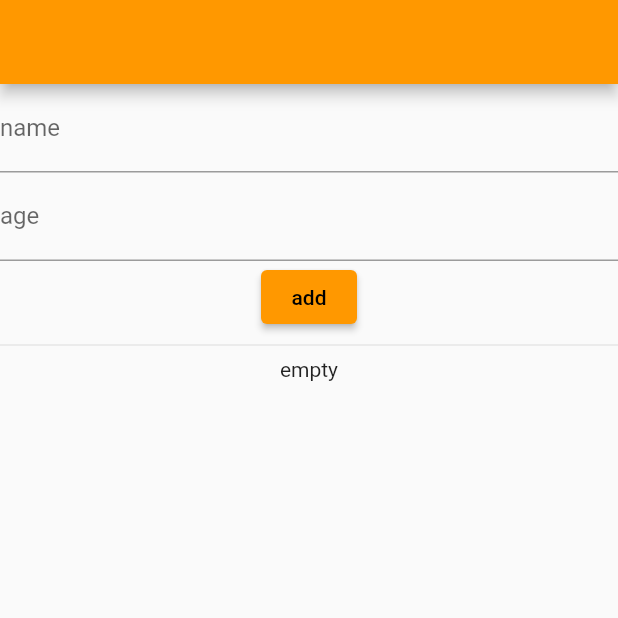
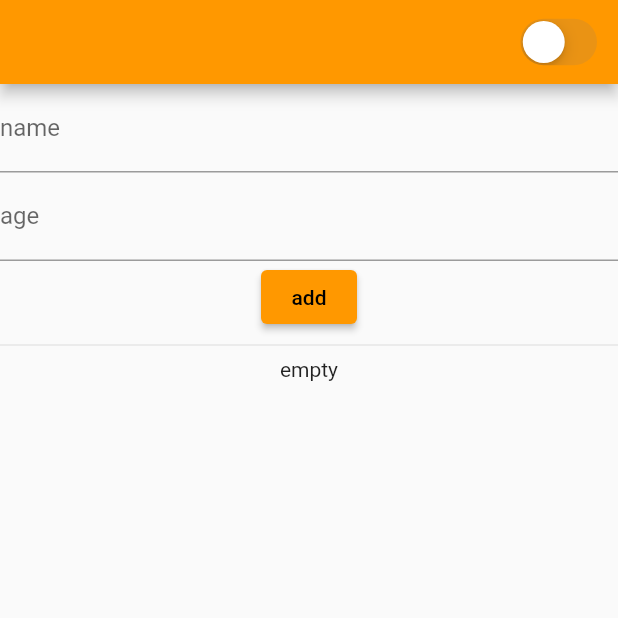
Before and after one commit to jjs1545/flutter_application_study, a Flutter app: the screen it shows after launch, after a tap on "add", on a phone screen of 412 x 824 dp, the top half of it. Run offline on Flutter 3.47's test engine with Material 2 defaults, Android fonts, the phone set to English and light mode, and no system bars; our stand-ins replace hive_flutter, image_picker; accounts and stored records are empty.

Commit message:
Flutter Hive and dark mode

```diff
--- a/lib/main.dart
+++ b/lib/main.dart
@@ -1,8 +1,21 @@
 import 'package:flutter/material.dart';
+import 'package:flutter_application_study/model/inputform.dart';
 import 'package:flutter_application_study/pages/user_list_page.dart';
+import 'package:hive_flutter/hive_flutter.dart';
 
-void main() {
+void main() async {
+  WidgetsFlutterBinding.ensureInitialized();
+  await _initHive();
+
   runApp(const MyApp());
+}
+
+Future<void> _initHive() async {
+  await Hive.initFlutter();
+  Hive.registerAdapter(InputFormAdapter());
+
+  await Hive.openBox('darkModeBox');
+  await Hive.openBox<InputForm>('inputFormBox');
 }
 
 class MyApp extends StatelessWidget {
@@ -10,13 +23,21 @@ class MyApp extends StatelessWidget {
 
   @override
   Widget build(BuildContext context) {
+    return ValueListenableBuilder(
+        valueListenable: Hive.box('darkModeBox').listenable(),
+        builder: (context, box, widget) {
+          final darkMode = box.get('darkMode', defaultValue: false);
+
           return MaterialApp(
-      // title: 'Flutter Demo',
+            title: 'Flutter Demo',
+            themeMode: darkMode ? ThemeMode.dark : ThemeMode.light,
+            darkTheme: ThemeData.dark(),
             theme: ThemeData(
               primarySwatch: Colors.orange,
             ),
             // home: const JusinHomePage(),
             home: const UserListPage(),
           );
+        });
   }
 }
--- a/lib/model/inputform.dart
+++ b/lib/model/inputform.dart
@@ -1,9 +1,16 @@
-class InputForm {
+import 'package:hive_flutter/adapters.dart';
+part 'inputform.g.dart';
+
+@HiveType(typeId: 1)
+class InputForm extends HiveObject {
   InputForm({
     required this.name,
     required this.age,
   });
 
+  @HiveField(0)
   String name;
+
+  @HiveField(1)
   int age;
 }
--- a/lib/pages/user_list_page.dart
+++ b/lib/pages/user_list_page.dart
@@ -1,5 +1,7 @@
+import 'package:flutter/cupertino.dart';
 import 'package:flutter/material.dart';
 import 'package:flutter_application_study/model/inputform.dart';
+import 'package:hive_flutter/hive_flutter.dart';
 
 class UserListPage extends StatefulWidget {
   const UserListPage({super.key});
@@ -8,11 +10,22 @@ class UserListPage extends StatefulWidget {
   State<UserListPage> createState() => _UserListPageState();
 }
 
+bool isDarkMode = false;
+
 class _UserListPageState extends State<UserListPage> {
   TextEditingController nameController = TextEditingController();
   TextEditingController ageController = TextEditingController();
 
-  final users = <InputForm>[];
+  late Box _darkMode;
+  late Box<InputForm> _InputFormbox;
+
+  @override
+  void initState() {
+    // TODO: implement initState
+    super.initState();
+    _darkMode = Hive.box('darkModeBox');
+    _InputFormbox = Hive.box<InputForm>('inputFormBox');
+  }
 
   @override
   void dispose() {
@@ -24,7 +37,22 @@ class _UserListPageState extends State<UserListPage> {
   @override
   Widget build(BuildContext context) {
     return Scaffold(
-      appBar: AppBar(),
+      appBar: AppBar(
+        actions: [
+          CupertinoSwitch(
+            value: isDarkMode,
+            onChanged: (val) {
+              setState(() {
+                isDarkMode = val;
+                _darkMode.put('darkMode', val);
+              });
+            },
+          ),
+          const SizedBox(
+            width: 10,
+          )
+        ],
+      ),
       body: Column(
         children: [
           Column(
@@ -40,32 +68,40 @@ class _UserListPageState extends State<UserListPage> {
               ),
               ElevatedButton(
                 onPressed: () {
-                  setState(() {
-                    users.add(
+                  _InputFormbox.add(
                     InputForm(
                       name: nameController.text,
                       age: int.parse(ageController.text),
                     ),
                   );
-                  });
                 },
                 child: const Text('add'),
               ),
             ],
           ),
           const Divider(),
-          Expanded(
+          ValueListenableBuilder(
+            valueListenable: Hive.box<InputForm>('inputFormBox').listenable(),
+            builder: (context, Box<InputForm> inputFormbox, widget) {
+              final users = inputFormbox.values.toList();
+
+              return Expanded(
                 child: users.isEmpty
                     ? const Text('empty')
                     : ListView.builder(
                         itemCount: users.length,
                         itemBuilder: (context, i) {
+                          final inputForm = users[i];
+                          print(inputForm.key);
+
                           return ListTile(
                             title: Text(users[i].name),
                             subtitle: Text(users[i].age.toString()),
                           );
                         },
                       ),
+              );
+            },
           ),
         ],
       ),
```
Also changed, not shown: pubspec.yaml (+8 -0 lines), lib/model/inputform.g.dart (added), pubspec.lock, 1 other file. Lines whose indentation alone changed are shown as unchanged.
